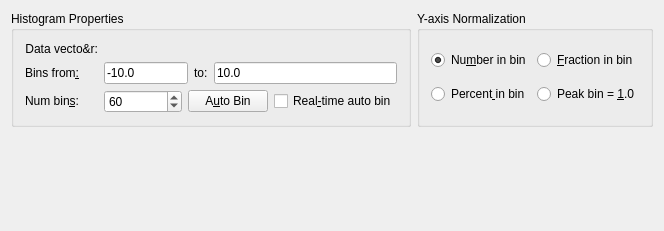
First picture: the form in src/libkstapp/histogramtab.ui, repository Kst-plot/kst, before the edit.
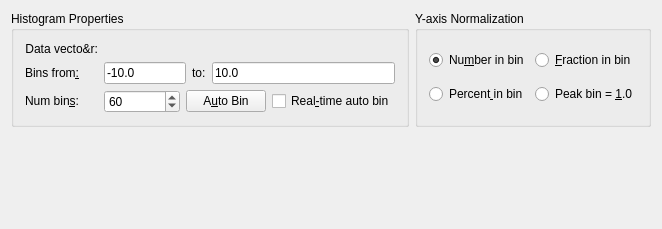
Second picture: the form after the edit. Custom widgets are drawn as their Qt base class.

Diff of the .ui file:
```diff
--- a/src/libkstapp/histogramtab.ui
+++ b/src/libkstapp/histogramtab.ui
@@ -6,8 +6,8 @@
    <rect>
     <x>0</x>
     <y>0</y>
-    <width>664</width>
-    <height>231</height>
+    <width>662</width>
+    <height>229</height>
    </rect>
   </property>
   <property name="sizePolicy">
```
Left out of the diff: 2 changed lines with no effect on the pictures.
